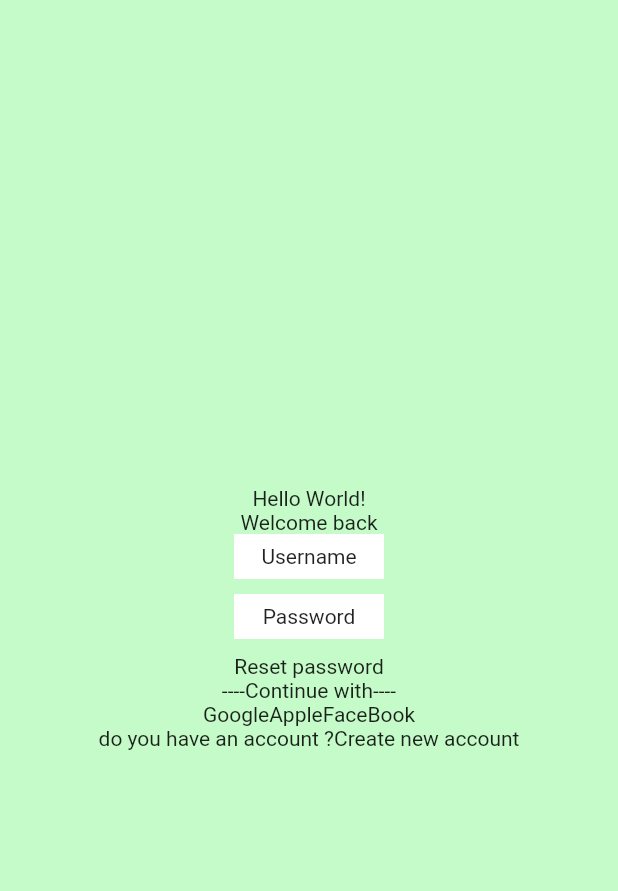
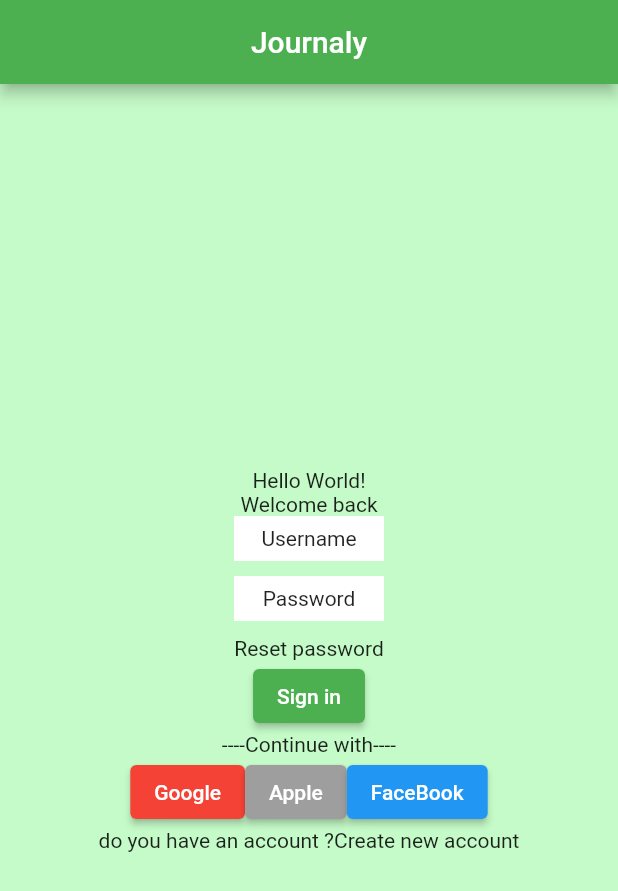
Before and after one commit to Azzam-dev/Journaly, a Flutter app: the screen it shows after launch, on a phone screen of 412 x 824 dp. Shown: the top 891 px of the screen. Run offline on Flutter 3.47's test engine with Material 2 defaults, Android fonts, the phone set to English and light mode, and no system bars.

Commit message:
Added new buttons

```diff
--- a/lib/main.dart
+++ b/lib/main.dart
@@ -11,6 +11,11 @@
   Widget build(BuildContext context) {
     return MaterialApp(
       home: Scaffold(
+        appBar: AppBar(
+          title: Text("Journaly"),
+          centerTitle: true,
+          backgroundColor: Colors.green,
+        ),
         body: Center(
           child: Column(
             mainAxisAlignment: MainAxisAlignment.center,
@@ -31,6 +36,11 @@
                 color: Colors.white,
               ),
               Text('Reset password'),
+              ElevatedButton(
+                  style:
+                      ElevatedButton.styleFrom(backgroundColor: Colors.green),
+                  onPressed: () => {print("Sign in")},
+                  child: Text("Sign in")),
               Row(
                 mainAxisAlignment: MainAxisAlignment.center,
                 children: [
@@ -42,9 +52,24 @@
               Row(
                 mainAxisAlignment: MainAxisAlignment.center,
                 children: [
-                  Text('Google'),
-                  Text('Apple'),
-                  Text('FaceBook'),
+                  ElevatedButton(
+                    style:
+                        ElevatedButton.styleFrom(backgroundColor: Colors.red),
+                    onPressed: () => {print("Sign in")},
+                    child: Text('Google'),
+                  ),
+                  ElevatedButton(
+                    style:
+                        ElevatedButton.styleFrom(backgroundColor: Colors.grey),
+                    onPressed: () => {print("Sign in")},
+                    child: Text('Apple'),
+                  ),
+                  ElevatedButton(
+                    style:
+                        ElevatedButton.styleFrom(backgroundColor: Colors.blue),
+                    onPressed: () => {print("Sign in")},
+                    child: Text('FaceBook'),
+                  ),
                 ],
               ),
               Row(
```
